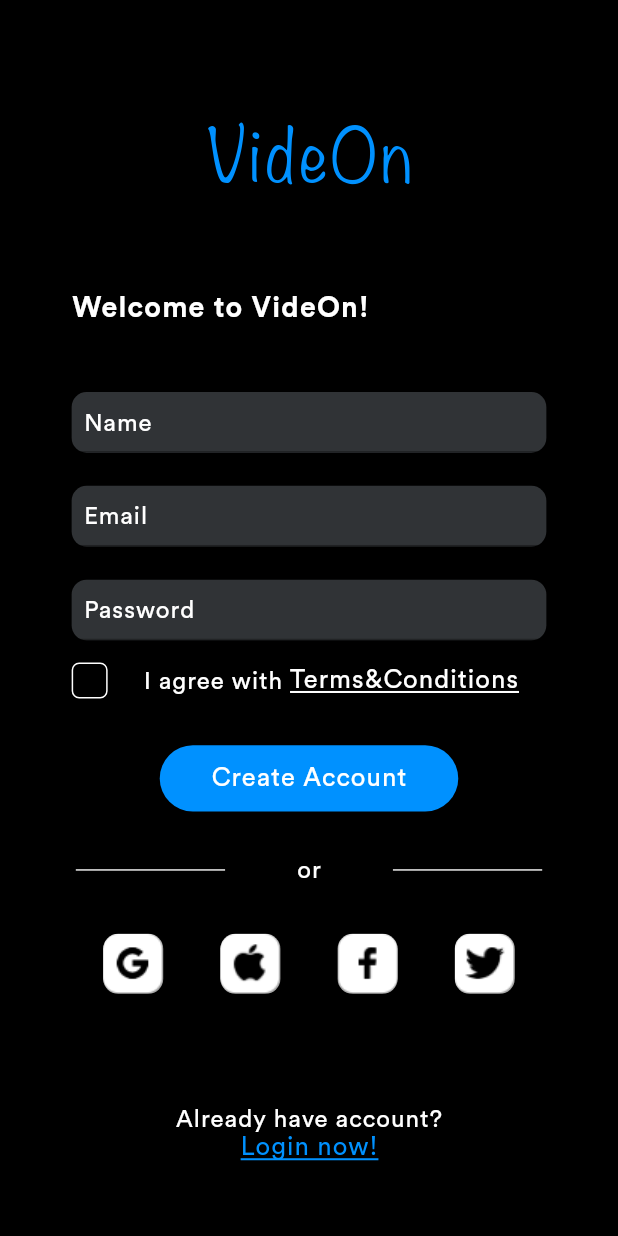
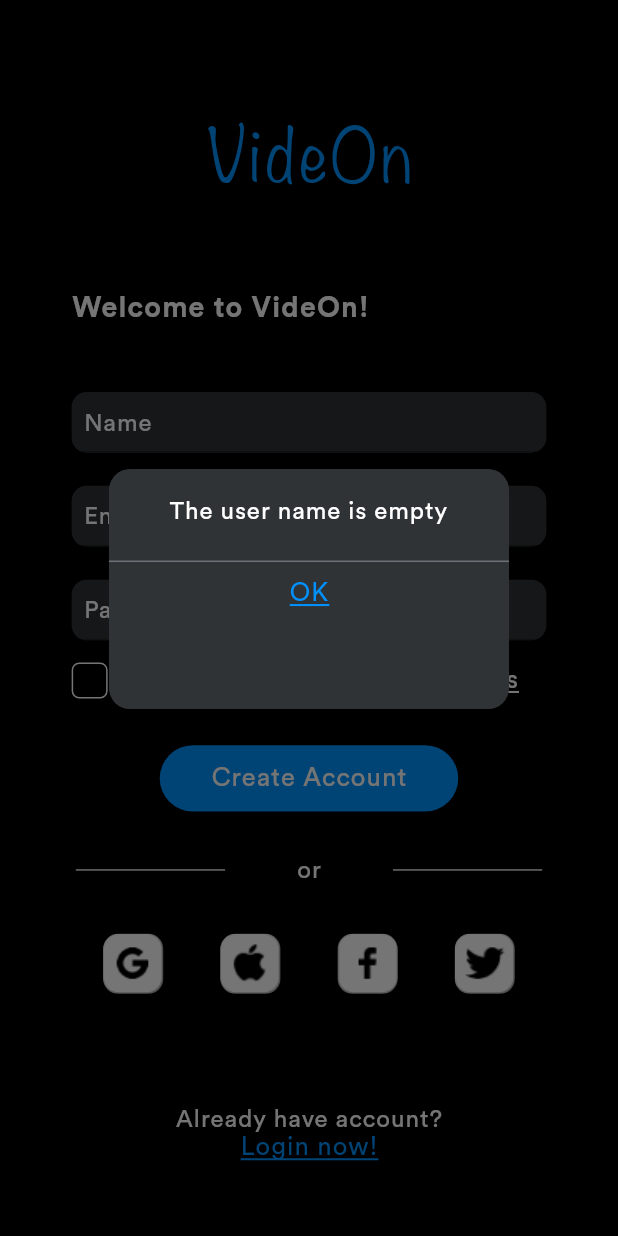
Before and after one commit to MillOva/vide_on, a Flutter app: the RegistrationScreen screen opened directly, after a tap on "Create Account", on a phone screen of 412 x 824 dp. Run offline on Flutter 3.47's test engine with Material 2 defaults, Android fonts, the phone set to English and light mode, and no system bars; our stand-ins replace firebase_auth, firebase_core, flutter_markdown, splashscreen; accounts and stored records are empty.

Commit message:
reg /log finished

```diff
--- /dev/null
+++ b/assets/text/text.txt
@@ -0,0 +1 @@
+help me smdy
--- /dev/null
+++ b/lib/global/custom_widgets/alert.dart
@@ -0,0 +1,60 @@
+import 'package:flutter/material.dart';
+import 'package:vide_on/global/colors.dart';
+import 'package:vide_on/global/fonts.dart';
+
+class CustomAlert extends StatefulWidget {
+final String text;
+  CustomAlert({Key key, @required this.text}) : super(key: key);
+
+  @override
+  _CustomAlertState createState() => _CustomAlertState();
+}
+
+class _CustomAlertState extends State<CustomAlert> {
+  @override
+  Widget build(BuildContext context) {
+  showError(widget.text, context);
+  }
+}
+
+Future <void> showError(String errorText, context) async{
+  double _height = MediaQuery.of(context).size.height;
+  double _width = MediaQuery.of(context).size.width;
+  double coefH = _height / 896;
+  double coefW = _width / 414;
+  return showDialog<void>(
+      context: context,
+      barrierDismissible: false, // user must tap button!
+      builder: (BuildContext context) {
+        return Material(
+          color: Colors.transparent,
+          child: Padding(
+            padding: EdgeInsets.only(left: 73*coefW, right: 73*coefW, top: 340*coefH, bottom: 382*coefH),
+            child: Container(
+              decoration: BoxDecoration(
+                borderRadius: BorderRadius.circular(14),
+                color: charcoalGrey(),
+              ),
+              child: Column(
+                //mainAxisSize: MainAxisSize.min,
+                children: [
+                  Container(
+                    padding: EdgeInsets.only(left: 16, right: 16, top: 18, bottom: 24),
+                    child: Text(errorText,style: bodyFont(),textAlign: TextAlign.center,),
+                  ),
+                  Container(height: 1, color: graphite()),
+                  GestureDetector(
+                    onTap: ()=> Navigator.pop(context),
+                    child: Container(
+                      padding: EdgeInsets.symmetric(vertical: 11),
+                      child: Text("OK",style: hyperLinkBlue(),),
+                    ),
+                  )
+                ],
+              ),
+            ),
+          ),
+        );
+      }
+  );
+}
--- a/lib/screens/login_screen/login_screen.dart
+++ b/lib/screens/login_screen/login_screen.dart
@@ -51,7 +51,7 @@ class _LoginScreenState extends State<LoginScreen> {
               ),
               SizedBox(height: 32*coefH),
               GestureDetector(
-                onTap: ()=> LoginWithEmail().login(_email.text, _password.text),
+                onTap: ()=> LoginWithEmail().login(_email.text, _password.text, context),
                 child: Container(
                   padding: EdgeInsets.symmetric(horizontal: 8*coefW),
                   alignment: Alignment.center,
--- a/lib/screens/login_screen/register_screen.dart
+++ b/lib/screens/login_screen/register_screen.dart
@@ -1,8 +1,10 @@
+import 'package:flutter/cupertino.dart';
 import 'package:flutter/material.dart';
 import 'package:vide_on/global/colors.dart';
 import 'package:vide_on/global/custom_widgets/input_field.dart';
 import 'package:vide_on/global/fonts.dart';
 import 'package:vide_on/screens/login_screen/login_screen.dart';
+import 'package:vide_on/screens/privacy_policy_screen/privacy_policy_screen.dart';
 import 'package:vide_on/services/register_email.dart';
 
 class RegistrationScreen extends StatefulWidget {
@@ -55,23 +57,44 @@ class _RegistrationScreenState extends State<RegistrationScreen> {
               padding: EdgeInsets.symmetric(horizontal: 48*coefW),
               child: Row(
                 children: [
-                  Container(
+                  isAgreed ?
+                  GestureDetector(
+                  onTap: ()=> setState((){isAgreed = false;}),
+                  child: Container(
                     height: 24,
                     width: 24,
+                    alignment: Alignment.center,
                     decoration: BoxDecoration(
+                      color: sapphire(),
                       borderRadius: BorderRadius.circular(5),
-                      border: Border.all(color: calcite()),
+                      border: Border.all(color: sapphire()),
+                    ),
+                    child: Icon(CupertinoIcons.checkmark_alt, color: calcite(),),
+                  ),
+                )
+                      :
+                  GestureDetector(
+                    onTap: ()=> setState((){isAgreed = true;}),
+                    child: Container(
+                      height: 24,
+                      width: 24,
+                      decoration: BoxDecoration(
+                        borderRadius: BorderRadius.circular(5),
+                        border: Border.all(color: calcite()),
+                      ),
                     ),
                   ),
                   SizedBox(width: 24*coefW),
                   Text("I agree with ", style: bodyFont(),),
-                  Text("Terms&Conditions", style: hyperLinkWhite(),)
+                  GestureDetector(
+                      onTap: ()=> Navigator.push(context, MaterialPageRoute(builder: (context) => PrivacyPolicyScreen())),
+                      child: Text("Terms&Conditions", style: hyperLinkWhite(),))
                 ],
               ),
             ),
             SizedBox(height: 34*coefH),
             GestureDetector(
-              onTap: ()=> RegisterWithEmail().register(_name.text, _email.text, _password.text),
+              onTap: ()=> RegisterWithEmail().register(_name.text, _email.text, _password.text, isAgreed, context),
               child: Container(
                 padding: EdgeInsets.symmetric(horizontal: 8*coefW),
                 alignment: Alignment.center,
--- a/lib/services/login_email.dart
+++ b/lib/services/login_email.dart
@@ -1,19 +1,30 @@
 import 'package:firebase_auth/firebase_auth.dart';
+import 'package:flutter/material.dart';
+import 'package:vide_on/global/custom_widgets/alert.dart';
+import 'package:vide_on/screens/landing_screen/landing_screen.dart';
+import 'package:vide_on/services/user.dart';
 
 class LoginWithEmail{
-  Future<void> login(String email, String password) async{
+  Future<void> login(String email, String password, BuildContext context) async{
     try {
       UserCredential userCredential = await FirebaseAuth.instance.signInWithEmailAndPassword(
           email: email,
           password: password
       );
-      if(userCredential.user != null)
+      if(userCredential.user != null){
         print(userCredential.user.uid);
+        /*return FirebaseAuth.instance.authStateChanges()
+            .map((User user) => user !=null ? ConcreteUser.fromFirebase(user) :null);*/
+        return Navigator.push(context, MaterialPageRoute(builder: (context)=> LandingScreen()));
+      }
+
     } on FirebaseAuthException catch (e) {
       if (e.code == 'user-not-found') {
         print('No user found for that email.');
+        showError("No user found for that email.", context);
       } else if (e.code == 'wrong-password') {
         print('Wrong password provided for that user.');
+        showError("Wrong password provided for that user.", context);
       }
     }
   }
--- a/lib/services/register_email.dart
+++ b/lib/services/register_email.dart
@@ -1,19 +1,45 @@
 import 'package:firebase_auth/firebase_auth.dart';
+import 'package:flutter/material.dart';
+import 'package:vide_on/global/custom_widgets/alert.dart';
+import 'package:vide_on/screens/landing_screen/landing_screen.dart';
+import 'package:vide_on/services/user.dart';
 
 class RegisterWithEmail{
-  Future<void> register(String name, String email, String password) async{
+  Future<void> register(String name, String email, String password, bool isAgree, BuildContext context) async{
+    if(name.length == 0)
+      showError("The user name is empty", context);
+    else
+    if(isAgree == false) {
+      showError("The privacy policy is not confirmed.", context);
+    }else
     try {
       UserCredential userCredential = await FirebaseAuth.instance.createUserWithEmailAndPassword(
           email: email,
           password: password
       );
-      if(userCredential.user!=null)
+      if(userCredential.user!=null){
         print("${userCredential.user.uid} + name = $name");
+        /*return FirebaseAuth.instance.authStateChanges()
+            .map((User user) => user !=null ? ConcreteUser.fromFirebase(user) :null);*/
+        return Navigator.push(context, MaterialPageRoute(builder: (context)=> LandingScreen()));
+      }
+
     } on FirebaseAuthException catch (e) {
+      print(e.code);
+      if(e.code == 'unknown'){
+        print('Make sure all field completed.');
+        showError("Make sure all field completed.", context);
+      }
+      if(e.code == 'invalid-email'){
+        print('The email provided is not valid.');
+        showError("The email provided is not valid.", context);
+      }
       if (e.code == 'weak-password') {
         print('The password provided is too weak.');
+        showError("The password provided is too weak.", context);
       } else if (e.code == 'email-already-in-use') {
         print('The account already exists for that email.');
+        showError("The account already exists for that email.", context);
       }
     } catch (e) {
       print(e);
--- /dev/null
+++ b/lib/services/user.dart
@@ -0,0 +1,17 @@
+import 'package:firebase_auth/firebase_auth.dart';
+
+class ConcreteUser{
+  String _email;
+  ConcreteUser.fromFirebase(User user){
+    _email = user.email;
+  }
+  get email => _email;
+  //get phone => _phone;
+}
+/*
+Future<void> changeUserDa
+final FirebaseAuth _firebaseAuth = FirebaseAuth.instance;
+Stream<ConcreteUser> get currentUser{
+  return _firebaseAuth.authStateChanges()
+      .map((User user) => user !=null ? ConcreteUser.fromFirebase(user) :null);
+}*/
```
Also changed, not shown: lib/main.dart (+33 -5 lines), lib/screens/landing_screen/landing_screen.dart (+30 -0 lines), lib/screens/privacy_policy_screen/privacy_policy_screen.dart (added, +48 -0 lines), pubspec.yaml (+10 -0 lines), pubspec.lock, 3 other files.
